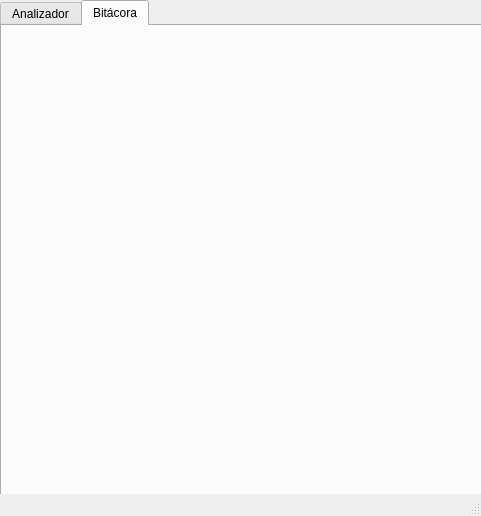
estebancb03/Boolean-Functions-Solver, file Boolean-Functions-Solver/mainwindow.ui: the form before one commit.
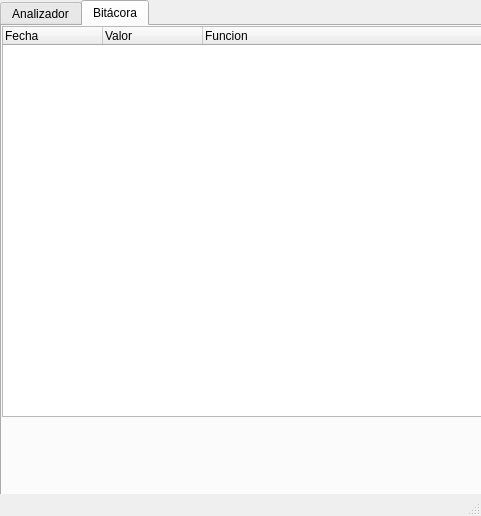
The form after the commit. Icons and pictures are not drawn.

Commit message: Cambio en interfaz grafica

What changed in the file:
```diff
--- a/Boolean-Functions-Solver/mainwindow.ui
+++ b/Boolean-Functions-Solver/mainwindow.ui
@@ -503,6 +503,31 @@
      <attribute name="title">
       <string>Bitácora</string>
      </attribute>
+     <widget class="QTreeWidget" name="treeWidget">
+      <property name="geometry">
+       <rect>
+        <x>0</x>
+        <y>0</y>
+        <width>481</width>
+        <height>391</height>
+       </rect>
+      </property>
+      <column>
+       <property name="text">
+        <string>Fecha</string>
+       </property>
+      </column>
+      <column>
+       <property name="text">
+        <string>Valor</string>
+       </property>
+      </column>
+      <column>
+       <property name="text">
+        <string>Funcion</string>
+       </property>
+      </column>
+     </widget>
     </widget>
    </widget>
   </widget>
```
Left out of the diff: 4 changed lines with no effect on the pictures.
